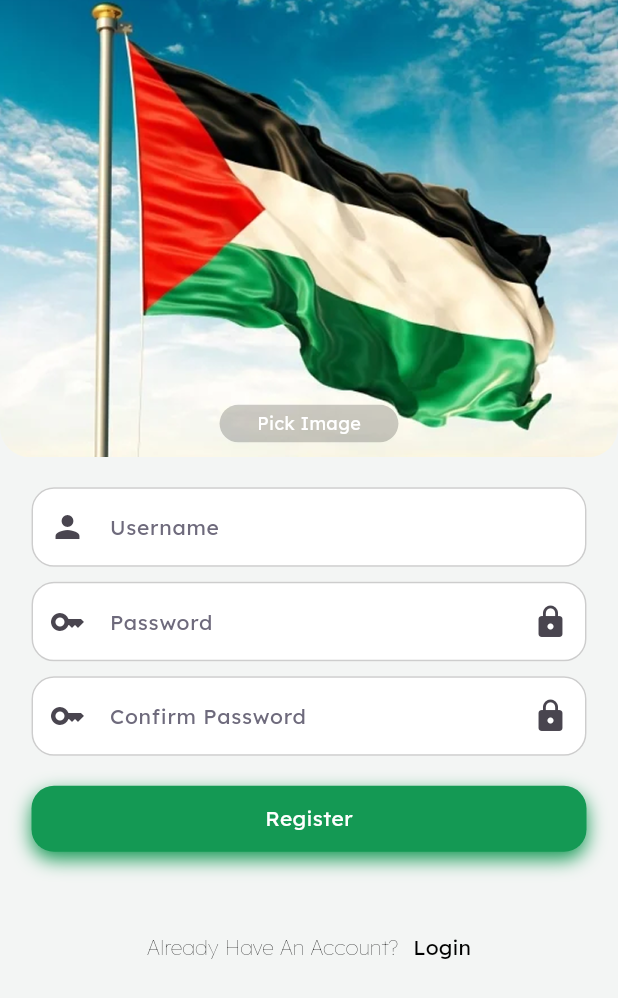
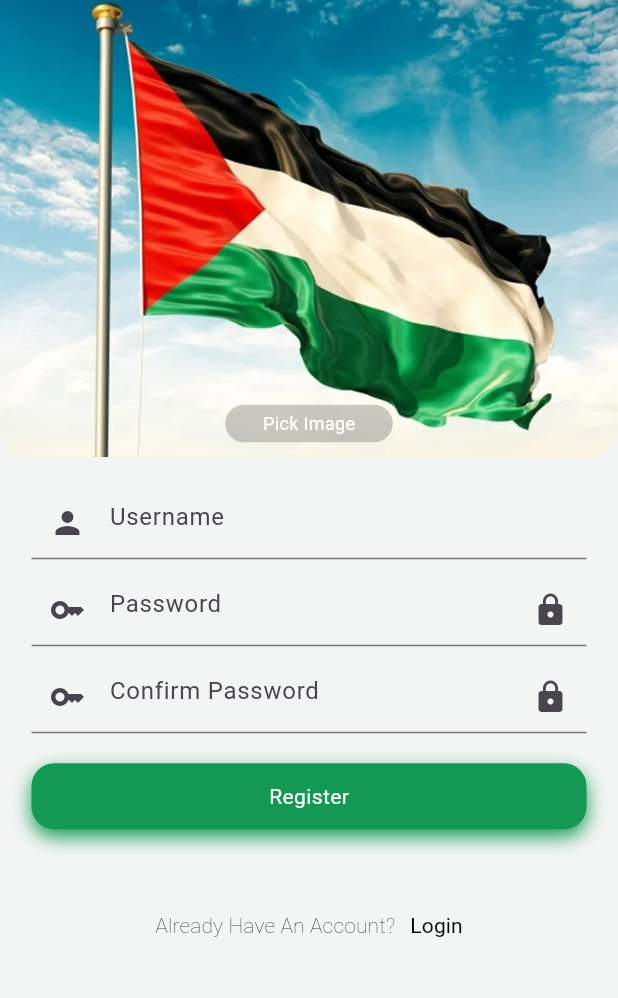
Before and after one commit to a-saber/Flutter-NTI6, a Flutter app: the RegisterView screen opened directly, on a phone screen of 412 x 824 dp. Shown: the top 998 px of the screen. Run offline on Flutter 3.47's test engine with Material 3 defaults, Android fonts, the phone set to English and light mode, and no system bars; our stand-ins replace dio, flutter_screenutil, flutter_svg.

Commit message:
task 002

```diff
--- a/lib/components/default_btn.dart
+++ b/lib/components/default_btn.dart
@@ -1,9 +1,11 @@
 import 'package:flutter/material.dart';
 
 class DefaultBtn extends StatelessWidget {
-  const DefaultBtn({super.key, required this.onTap, required this.text});
-
-  final void Function()? onTap;
+  const DefaultBtn({super.key,
+    required this.text,
+    required this.onTap
+  });
+  final  void Function()? onTap;
   final String text;
   @override
   Widget build(BuildContext context) {
--- a/lib/components/default_text_field.dart
+++ b/lib/components/default_text_field.dart
@@ -1,50 +1,10 @@
 import 'package:flutter/material.dart';
 
 class DefaultTextField extends StatelessWidget {
-  const DefaultTextField(
-      {super.key,
-      required this.hintText,
-      this.prefixIconData,
-      this.suffixIcon,
-      this.obscureText = false,
-      required this.controller,
-      this.validator});
-
-  final String hintText;
-  final IconData? prefixIconData;
-  final Widget? suffixIcon;
-  final bool obscureText;
-  final TextEditingController controller;
-  final String? Function(String?)? validator;
+  const DefaultTextField({super.key});
 
   @override
   Widget build(BuildContext context) {
-    return TextFormField(
-      autovalidateMode: AutovalidateMode.onUserInteraction,
-      validator: validator,
-      controller: controller,
-      style: TextStyle(fontSize: 14, color: Colors.black),
-      obscureText: obscureText,
-      obscuringCharacter: '*',
-      decoration: InputDecoration(
-          filled: true,
-          fillColor: Colors.white,
-          border: OutlineInputBorder(
-            borderRadius: BorderRadius.circular(15),
-            borderSide: BorderSide(color: Color(0xffCDCDCD), width: 1),
-          ),
-          enabledBorder: OutlineInputBorder(
-            borderRadius: BorderRadius.circular(15),
-            borderSide: BorderSide(color: Color(0xffCDCDCD), width: 1),
-          ),
-          focusedBorder: OutlineInputBorder(
-            borderRadius: BorderRadius.circular(15),
-            borderSide: BorderSide(color: Color(0xff149954), width: 1),
-          ),
-          hintText: hintText,
-          hintStyle: TextStyle(color: Color(0xff6E6A7C), fontSize: 14),
-          prefixIcon: Icon(prefixIconData),
-          suffixIcon: suffixIcon),
-    );
+    return TextFormField();
   }
 }
--- a/lib/register_view.dart
+++ b/lib/register_view.dart
@@ -3,7 +3,6 @@
 import 'package:flutter_nti6/helper/custom_navigator.dart';
 
 import 'components/default_btn.dart';
-import 'components/default_text_field.dart';
 
 class RegisterView extends StatefulWidget {
   const RegisterView({super.key});
@@ -66,10 +65,8 @@
                       SizedBox(
                         height: 20,
                       ),
-                      DefaultTextField(
+                      TextFormField(
                         controller: username,
-                        hintText: 'Username',
-                        prefixIconData: Icons.person,
                         validator: (String? value){
                           // if(value == null || value.isEmpty){
                           //   return 'This Field is Required';
@@ -84,15 +81,24 @@
                           }
                           return null;
                         },
+                        decoration: InputDecoration(
+
+                          hintText: 'Username',
+                          prefixIcon: Icon(Icons.person),
+                        ),
+
                       ),
                       SizedBox(
                         height: 10,
                       ),
-                      DefaultTextField(
+                      TextFormField(
                         controller: password,
-                        hintText: 'Password',
-                        prefixIconData: Icons.key,
-                        suffixIcon: Icon(Icons.lock),
+                        decoration: InputDecoration(
+                          hintText: 'Password',
+                          prefixIcon: Icon(Icons.key),
+                          suffixIcon: Icon(Icons.lock),
+                        ),
+
                         obscureText: true,
                         validator: (String? value){
                           if(value == null || value.isEmpty){
@@ -109,11 +115,14 @@
                       SizedBox(
                         height: 10,
                       ),
-                      DefaultTextField(
+                      TextFormField(
                         controller: confirmPassword,
-                        hintText: 'Confirm Password',
-                        prefixIconData: Icons.key,
-                        suffixIcon: Icon(Icons.lock),
+                        decoration: InputDecoration(
+
+                          hintText: 'Confirm Password',
+                          prefixIcon: Icon(Icons.key),
+                          suffixIcon: Icon(Icons.lock),
+                        ),
                         obscureText: true,
                         validator: (String? value){
                           if(value == null || value.isEmpty){
```
Also changed, not shown: lib/main.dart (+8 -122 lines), lib/splash_view.dart (+71 -18 lines), lib/start_view.dart (+5 -5 lines).
